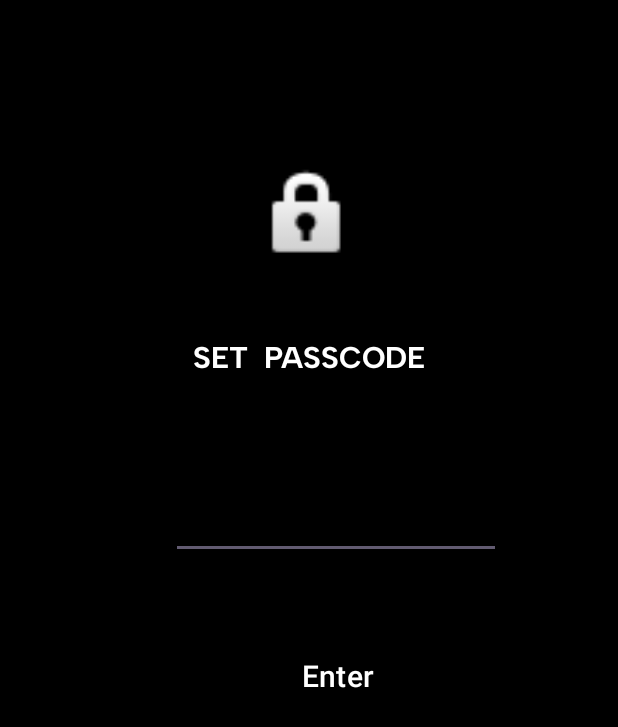
After one commit to Tesfatsion-Gudeta/MyJournal, an Android app: the SettingActivity screen opened directly, with no data from a screen before it, on a phone screen of 412 x 824 dp. The commit adds this screen. Shown: the top 727 px of the screen. Run offline under Robolectric (Android 15) with nearby library versions, the phone set to English and light mode, and no system bars; 4 statements that could not run were skipped.

Commit message:
setting menu and passcode set and reset logic

```diff
--- a/app/build.gradle.kts
+++ b/app/build.gradle.kts
@@ -37,6 +37,7 @@ dependencies {
     implementation(libs.material)
     implementation(libs.activity)
     implementation(libs.constraintlayout)
+    implementation(libs.preference)
     testImplementation(libs.junit)
     androidTestImplementation(libs.ext.junit)
     androidTestImplementation(libs.espresso.core)
--- /dev/null
+++ b/app/src/main/java/com/example/myjournal/SettingActivity.java
@@ -0,0 +1,150 @@
+package com.example.myjournal;
+
+import android.content.Intent;
+import android.content.SharedPreferences;
+import android.os.Bundle;
+import android.view.View;
+import android.widget.Button;
+import android.widget.EditText;
+import android.widget.TextView;
+import android.widget.Toast;
+
+import androidx.activity.EdgeToEdge;
+import androidx.appcompat.app.AppCompatActivity;
+import androidx.core.graphics.Insets;
+import androidx.core.view.ViewCompat;
+import androidx.core.view.WindowInsetsCompat;
+import androidx.security.crypto.EncryptedSharedPreferences;
+import androidx.security.crypto.MasterKey;
+
+import java.io.IOException;
+import java.security.GeneralSecurityException;
+
+public class SettingActivity extends AppCompatActivity {
+    private TextView setPasscodeText;
+    private EditText enteredPasscode;
+    private Button enterButton;
+
+    @Override
+    protected void onCreate(Bundle savedInstanceState) {
+        super.onCreate(savedInstanceState);
+        EdgeToEdge.enable(this);
+        setContentView(R.layout.activity_setting);
+        ViewCompat.setOnApplyWindowInsetsListener(findViewById(R.id.main), (v, insets) -> {
+            Insets systemBars = insets.getInsets(WindowInsetsCompat.Type.systemBars());
+            v.setPadding(systemBars.left, systemBars.top, systemBars.right, systemBars.bottom);
+            return insets;
+        });
+        setPasscodeText = findViewById(R.id.textView2);
+        enteredPasscode = findViewById(R.id.editTextNumberPassword2);
+        enterButton = findViewById(R.id.enterbutton2);
+
+
+        //functionality for setting for resetting the passcode
+        try {
+            SharedPreferences code = getEncryptedSharedPreferences();
+            String storedPasscode = code.getString("passcode", "");
+
+            if (!storedPasscode.isEmpty()) {
+                setPasscodeText.setText("Enter Passcode");
+                enterButton.setOnClickListener(new View.OnClickListener() {
+                    @Override
+                    public void onClick(View view) {
+                        if (enteredPasscode.getText().toString().equals(storedPasscode)) {
+                            setPasscodeText.setText("Set a new passcode");
+                            enteredPasscode.getText().clear();
+
+                            enterButton.setOnClickListener(new View.OnClickListener() {
+                                @Override
+                                public void onClick(View view) {
+                                    String newPasscode = enteredPasscode.getText().toString();
+
+
+                                    if (!newPasscode.isEmpty()) {
+
+                                        try {
+                                            SharedPreferences encryptedPrefs = getEncryptedSharedPreferences();
+
+
+                                            // Update a stored value
+                                            SharedPreferences.Editor editor = encryptedPrefs.edit();
+                                            editor.putString("passcode", newPasscode);
+                                            editor.apply();
+                                            Intent intent = new Intent(SettingActivity.this, MainActivity.class);
+                                            startActivity(intent);
+                                            finish();
+
+                                        } catch (GeneralSecurityException | IOException e) {
+                                            e.printStackTrace();
+
+                                        }
+                                    } else {
+                                        Toast.makeText(SettingActivity.this, "Enter a passcode", Toast.LENGTH_SHORT).show();
+                                    }
+                                }
+                            });
+
+
+                        } else {
+                            Toast.makeText(SettingActivity.this, "Incorrect passcode", Toast.LENGTH_SHORT).show();
+                        }
+
+                    }
+                });
+
+            } else {
+                enterButton.setOnClickListener(new View.OnClickListener() {
+                    @Override
+                    public void onClick(View view) {
+                        String newPasscode = enteredPasscode.getText().toString();
+
+
+                        if (!newPasscode.isEmpty()) {
+
+                            try {
+                                SharedPreferences encryptedPrefs = getEncryptedSharedPreferences();
+
+
+                                // Update a stored value
+                                SharedPreferences.Editor editor = encryptedPrefs.edit();
+                                editor.putString("passcode", newPasscode);
+                                editor.apply();
+                                Intent intent = new Intent(SettingActivity.this, MainActivity.class);
+                                startActivity(intent);
+                                finish();
+
+
+                            } catch (GeneralSecurityException | IOException e) {
+                                e.printStackTrace();
+
+                            }
+                        } else {
+                            Toast.makeText(SettingActivity.this, "Enter a passcode", Toast.LENGTH_SHORT).show();
+                        }
+                    }
+                });
+            }
+        } catch (GeneralSecurityException e) {
+            throw new RuntimeException(e);
+        } catch (IOException e) {
+            throw new RuntimeException(e);
+        }
+
+
+    }
+
+    private SharedPreferences getEncryptedSharedPreferences() throws GeneralSecurityException, IOException {
+        MasterKey masterKey = new MasterKey.Builder(SettingActivity.this)
+                .setKeyScheme(MasterKey.KeyScheme.AES256_GCM)
+                .build();
+
+        return EncryptedSharedPreferences.create(
+                SettingActivity.this,
+                "JournalAppPrefs",
+                masterKey,
+                EncryptedSharedPreferences.PrefKeyEncryptionScheme.AES256_SIV,
+                EncryptedSharedPreferences.PrefValueEncryptionScheme.AES256_GCM
+        );
+    }
+
+}
--- /dev/null
+++ b/app/src/main/res/drawable/baseline_logo.xml
@@ -0,0 +1,5 @@
+<vector xmlns:android="http://schemas.android.com/apk/res/android" android:height="24dp" android:tint="#FFFFFF" android:viewportHeight="24" android:viewportWidth="24" android:width="24dp">
+
+    <path android:fillColor="@android:color/white" android:pathData="M18,2H6c-1.1,0 -2,0.9 -2,2v16c0,1.1 0.9,2 2,2h12c1.1,0 2,-0.9 2,-2V4c0,-1.1 -0.9,-2 -2,-2zM6,4h5v8l-2.5,-1.5L6,12V4z"/>
+
+</vector>
--- a/app/src/main/res/layout/activity_main.xml
+++ b/app/src/main/res/layout/activity_main.xml
@@ -16,8 +16,11 @@
         android:layout_height="?attr/actionBarSize"
         android:background="@color/black"
         app:title="@string/app_name"
+        app:logo="@drawable/baseline_logo"
+        app:titleMarginStart="20dp"
         app:titleTextColor="@color/white"
-        app:menu="@menu/change_passcode"
+        android:theme="@style/ThemeOverlay.AppCompat.Dark.ActionBar"
+        app:popupTheme="@style/ThemeOverlay.AppCompat.Light"
         />
 
 <!--    <ImageButton-->
--- /dev/null
+++ b/app/src/main/res/layout/activity_setting.xml
@@ -0,0 +1,69 @@
+<?xml version="1.0" encoding="utf-8"?>
+<androidx.constraintlayout.widget.ConstraintLayout xmlns:android="http://schemas.android.com/apk/res/android"
+    xmlns:app="http://schemas.android.com/apk/res-auto"
+    xmlns:tools="http://schemas.android.com/tools"
+    android:id="@+id/main"
+    android:layout_width="match_parent"
+    android:layout_height="match_parent"
+    android:background="#000000"
+    tools:context=".LoginActivity">
+
+    <ImageView
+        android:id="@+id/lockimage2"
+        android:layout_width="105dp"
+        android:layout_height="71dp"
+        app:layout_constraintBottom_toTopOf="@+id/textView2"
+        app:layout_constraintEnd_toEndOf="@+id/textView2"
+        app:layout_constraintHorizontal_bias="0.487"
+        app:layout_constraintStart_toStartOf="@+id/textView2"
+        app:layout_constraintTop_toTopOf="parent"
+        app:layout_constraintVertical_bias="0.697"
+        app:srcCompat="@android:drawable/ic_lock_idle_lock" />
+
+    <TextView
+        android:id="@+id/textView2"
+        android:layout_width="wrap_content"
+        android:layout_height="wrap_content"
+        android:fontFamily="@font/albert_sans_bold"
+        android:gravity="center"
+        android:text="SET  PASSCODE"
+        android:textColor="#FFFFFF"
+        android:textSize="20sp"
+        app:layout_constraintBottom_toBottomOf="parent"
+        app:layout_constraintEnd_toEndOf="parent"
+        app:layout_constraintStart_toStartOf="parent"
+        app:layout_constraintTop_toTopOf="parent"
+        app:layout_constraintVertical_bias="0.283" />
+
+
+    <EditText
+        android:id="@+id/editTextNumberPassword2"
+        android:layout_width="220dp"
+        android:layout_height="43dp"
+        android:layout_marginTop="64dp"
+        android:ems="10"
+        android:inputType="numberPassword"
+        android:maxLength="4"
+
+        android:textColor="#FFFFFF"
+        app:layout_constraintBottom_toBottomOf="parent"
+        app:layout_constraintEnd_toEndOf="@+id/textView2"
+        app:layout_constraintHorizontal_bias="0.228"
+        app:layout_constraintStart_toStartOf="@+id/textView2"
+        app:layout_constraintTop_toBottomOf="@+id/textView2"
+        app:layout_constraintVertical_bias="0.031" />
+
+    <Button
+        android:id="@+id/enterbutton2"
+        android:layout_width="136dp"
+        android:layout_height="65dp"
+        android:background="@android:color/transparent"
+        android:text="Enter"
+        android:textSize="20sp"
+        app:layout_constraintBottom_toBottomOf="parent"
+        app:layout_constraintEnd_toEndOf="@+id/editTextNumberPassword2"
+        app:layout_constraintHorizontal_bias="0.511"
+        app:layout_constraintStart_toStartOf="@+id/editTextNumberPassword2"
+        app:layout_constraintTop_toBottomOf="@+id/editTextNumberPassword2"
+        app:layout_constraintVertical_bias="0.118" />
+</androidx.constraintlayout.widget.ConstraintLayout>
--- a/app/src/main/res/menu/change_passcode.xml
+++ b/app/src/main/res/menu/change_passcode.xml
@@ -1,9 +1,11 @@
 <?xml version="1.0" encoding="utf-8"?>
-<menu xmlns:android="http://schemas.android.com/apk/res/android">
+<menu xmlns:android="http://schemas.android.com/apk/res/android"
+    xmlns:app="http://schemas.android.com/apk/res-auto">
 
         <item android:id="@+id/changepasscodebutton"
             android:title="set/change passcode"
             android:icon="@drawable/baseline_settings_24"
+            app:showAsAction="ifRoom"
             />
 
 
--- a/gradle/libs.versions.toml
+++ b/gradle/libs.versions.toml
@@ -7,6 +7,7 @@ appcompat = "1.7.0"
 material = "1.12.0"
 activity = "1.9.0"
 constraintlayout = "2.1.4"
+preference = "1.2.0"
 
 [libraries]
 junit = { group = "junit", name = "junit", version.ref = "junit" }
@@ -16,6 +17,7 @@ appcompat = { group = "androidx.appcompat", name = "appcompat", version.ref = "a
 material = { group = "com.google.android.material", name = "material", version.ref = "material" }
 activity = { group = "androidx.activity", name = "activity", version.ref = "activity" }
 constraintlayout = { group = "androidx.constraintlayout", name = "constraintlayout", version.ref = "constraintlayout" }
+preference = { group = "androidx.preference", name = "preference", version.ref = "preference" }
 
 [plugins]
 android-application = { id = "com.android.application", version.ref = "agp" }
```
Also changed, not shown: app/src/main/AndroidManifest.xml (+8 -4 lines), app/src/main/java/com/example/myjournal/LoginActivity.java (+13 -1 lines), app/src/main/java/com/example/myjournal/MainActivity.java (+17 -34 lines), app/src/main/res/layout/settings.xml (deleted, +0 -15 lines), app/src/main/res/values/arrays.xml (added, +12 -0 lines), app/src/main/res/values/strings.xml (+16 -0 lines), app/src/main/res/xml/root_preferences.xml (added, +35 -0 lines).
